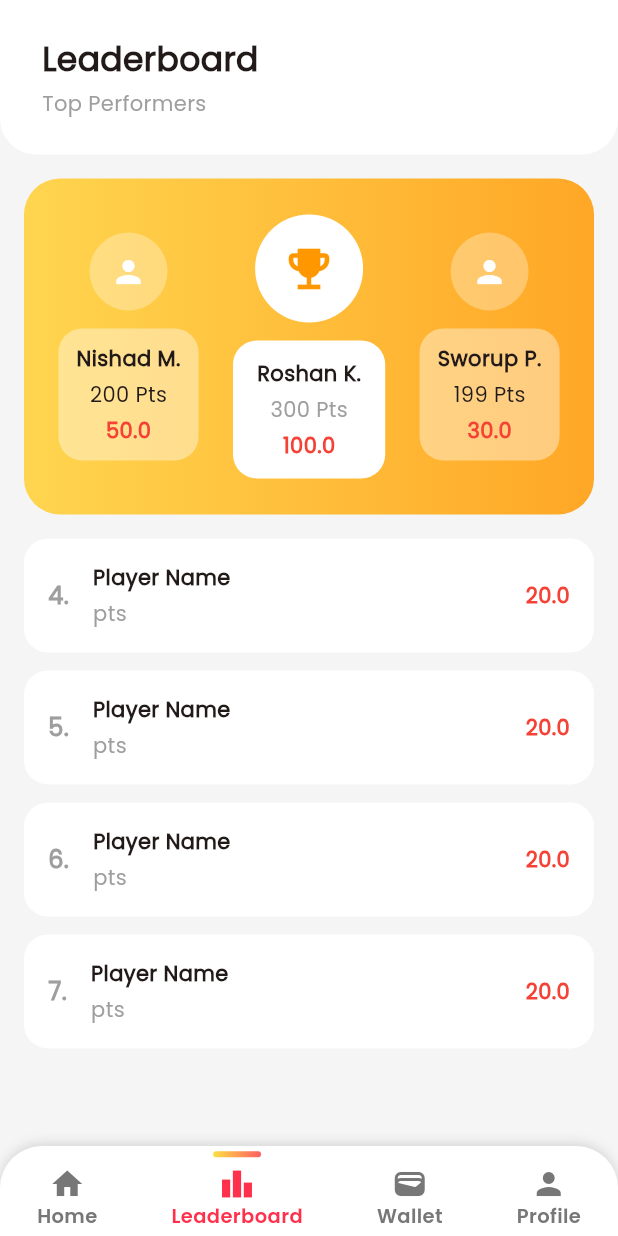
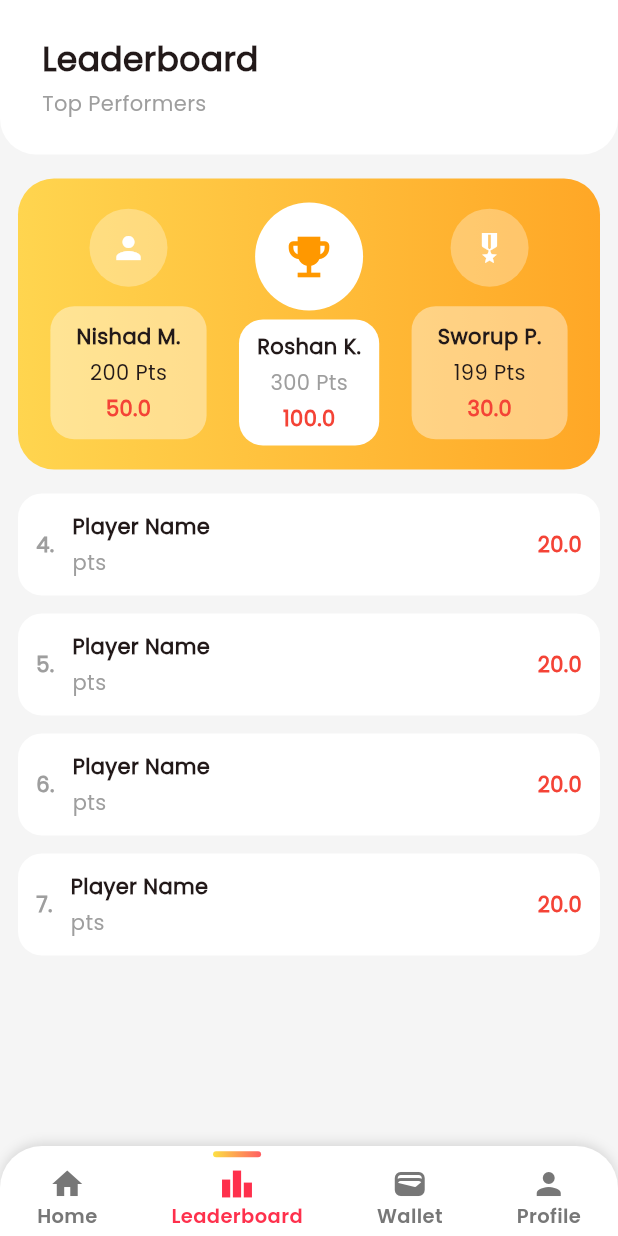
Before and after one commit to Roshan10k/fanup, a Flutter app: the BottomNavigationScreen screen opened directly, item 2 of the bottom bar chosen, on a phone screen of 412 x 824 dp. Run offline on Flutter 3.47's test engine with Material 3 defaults, Android fonts, the light colour scheme and no system bars; our stand-ins replace font_awesome_flutter.

Commit message:
making home and leaderboard screens responsive

```diff
--- a/lib/screens/bottom_navigation_screen.dart
+++ b/lib/screens/bottom_navigation_screen.dart
@@ -24,6 +24,18 @@ class _BottomNavigationScreenState extends State<BottomNavigationScreen> {
 
   @override
   Widget build(BuildContext context) {
+    return LayoutBuilder(
+      builder: (context, constraints) {
+        final bool isTablet = constraints.maxWidth >= 600;
+
+        // Responsive sizes
+        final double navBarHeight = isTablet ? 80 : 60;
+        final double iconSize = isTablet ? 28 : 24;
+        final double indicatorWidth = isTablet ? 40 : 32;
+        final double indicatorHeight = isTablet ? 5 : 4;
+        final double spacing = isTablet ? 8 : 6;
+        final double fontSize = isTablet ? 16 : 13;
+
         return Scaffold(
           body: _screens[_selectedIndex],
 
@@ -44,23 +56,34 @@ class _BottomNavigationScreenState extends State<BottomNavigationScreen> {
             ),
             child: SafeArea(
               child: SizedBox(
-            height: 60,
+                height: navBarHeight,
                 child: Row(
                   mainAxisAlignment: MainAxisAlignment.spaceAround,
                   children: [
-                _buildNavItem(Icons.home, "Home", 0),
-                _buildNavItem(Icons.leaderboard, "Leaderboard", 1),
-                _buildNavItem(Icons.wallet, "Wallet", 2),
-                _buildNavItem(Icons.person, "Profile", 3),
+                    _buildNavItem(Icons.home, "Home", 0, iconSize, fontSize, indicatorWidth, indicatorHeight, spacing),
+                    _buildNavItem(Icons.leaderboard, "Leaderboard", 1, iconSize, fontSize, indicatorWidth, indicatorHeight, spacing),
+                    _buildNavItem(Icons.wallet, "Wallet", 2, iconSize, fontSize, indicatorWidth, indicatorHeight, spacing),
+                    _buildNavItem(Icons.person, "Profile", 3, iconSize, fontSize, indicatorWidth, indicatorHeight, spacing),
                   ],
                 ),
               ),
             ),
           ),
         );
+      },
+    );
   }
 
-  Widget _buildNavItem(IconData icon, String label, int index) {
+  Widget _buildNavItem(
+      IconData icon,
+      String label,
+      int index,
+      double iconSize,
+      double fontSize,
+      double indicatorWidth,
+      double indicatorHeight,
+      double spacing,
+      ) {
     final bool isSelected = _selectedIndex == index;
 
     return GestureDetector(
@@ -71,8 +94,8 @@ class _BottomNavigationScreenState extends State<BottomNavigationScreen> {
           // Top Indicator Bar
           AnimatedContainer(
             duration: const Duration(milliseconds: 250),
-            height: 4,
-            width: isSelected ? 32 : 0,
+            height: indicatorHeight,
+            width: isSelected ? indicatorWidth : 0,
             decoration: BoxDecoration(
               gradient: isSelected
                   ? const LinearGradient(
@@ -85,11 +108,11 @@ class _BottomNavigationScreenState extends State<BottomNavigationScreen> {
             ),
           ),
 
-          const SizedBox(height: 6),
+          SizedBox(height: spacing),
 
           Icon(
             icon,
-            size: 24,
+            size: iconSize,
             color: isSelected ? AppColors.primary : AppColors.textSecondary,
           ),
 
@@ -97,9 +120,11 @@ class _BottomNavigationScreenState extends State<BottomNavigationScreen> {
             label,
             style: isSelected
                 ? AppTextStyles.poppinsSemiBold13.copyWith(
+                    fontSize: fontSize,
                     color: AppColors.primary,
                   )
                 : AppTextStyles.poppinsSemiBold13.copyWith(
+                    fontSize: fontSize,
                     color: AppColors.textSecondary,
                   ),
           ),
--- a/lib/screens/bottom_navigation_screens/home_screen.dart
+++ b/lib/screens/bottom_navigation_screens/home_screen.dart
@@ -9,11 +9,21 @@ class HomeScreen extends StatelessWidget {
   @override
   Widget build(BuildContext context) {
     return Scaffold(
+      body: SafeArea(
+        child: LayoutBuilder(
+          builder: (context, constraints) {
+            final bool isTablet = constraints.maxWidth >= 600;
 
+            // Responsive sizes
+            final double logoSize = isTablet ? 120 : 90;
+            final double spacingBetweenLogoAndText = isTablet ? 20 : 14;
+            final double verticalSpacing = isTablet ? 16 : 10;
+            final double titleFontSize = isTablet ? 28 : 24;
+            final double subtitleFontSize = isTablet ? 18 : 16;
+            final double sectionTitleFontSize = isTablet ? 22 : 18;
 
-      body: SafeArea(
-        child: SingleChildScrollView(
-          padding: const EdgeInsets.all(16),
+            return SingleChildScrollView(
+              padding: EdgeInsets.all(isTablet ? 24 : 16),
               child: Column(
                 crossAxisAlignment: CrossAxisAlignment.start,
                 children: [
@@ -21,17 +31,13 @@ class HomeScreen extends StatelessWidget {
                   Row(
                     crossAxisAlignment: CrossAxisAlignment.center,
                     children: [
-
                       Image.asset(
                         "assets/images/logo.png",
-                    height: 90,
-                    width: 90,
+                        height: logoSize,
+                        width: logoSize,
                         fit: BoxFit.contain,
                       ),
-
-                  const SizedBox(width: 14),
-
-
+                      SizedBox(width: spacingBetweenLogoAndText),
                       Column(
                         crossAxisAlignment: CrossAxisAlignment.start,
                         mainAxisAlignment: MainAxisAlignment.center,
@@ -42,24 +48,25 @@ class HomeScreen extends StatelessWidget {
                                 TextSpan(
                                   text: "Fan",
                                   style: AppTextStyles.poppinsBold24.copyWith(
+                                    fontSize: titleFontSize,
                                     color: AppColors.textDark,
                                   ),
                                 ),
                                 TextSpan(
                                   text: "Up",
                                   style: AppTextStyles.poppinsBold24.copyWith(
+                                    fontSize: titleFontSize,
                                     color: AppColors.primary,
                                   ),
                                 ),
                               ],
                             ),
                           ),
-
-
-
+                          SizedBox(height: verticalSpacing / 2),
                           Text(
                             "Build your dream team",
                             style: AppTextStyles.poppinsRegular16.copyWith(
+                              fontSize: subtitleFontSize,
                               color: AppColors.textSecondary,
                             ),
                           ),
@@ -68,18 +75,22 @@ class HomeScreen extends StatelessWidget {
                     ],
                   ),
 
-              const SizedBox(height: 10),
+                  SizedBox(height: verticalSpacing),
 
                   // Balance Card
-              BalanceCardWidget(credit: 100.0, onAddCredit: () {}),
-              const SizedBox(height: 10),
+                  BalanceCardWidget(
+                    credit: 100.0,
+                    onAddCredit: () {},
+                  ),
+                  SizedBox(height: verticalSpacing),
 
                   // Upcoming Matches Title
                   Padding(
-                padding: const EdgeInsets.all(8.0),
+                    padding: EdgeInsets.symmetric(horizontal: isTablet ? 12 : 8),
                     child: Text(
                       'Upcoming Matches',
                       style: AppTextStyles.poppinsSemiBold18.copyWith(
+                        fontSize: sectionTitleFontSize,
                         color: AppColors.textDark,
                       ),
                     ),
@@ -108,9 +119,11 @@ class HomeScreen extends StatelessWidget {
                     onCreateTeam: () {},
                   ),
 
-              const SizedBox(height: 20),
+                  SizedBox(height: verticalSpacing * 2),
                 ],
               ),
+            );
+          },
         ),
       ),
     );
--- a/lib/screens/bottom_navigation_screens/leaderboard_screen.dart
+++ b/lib/screens/bottom_navigation_screens/leaderboard_screen.dart
@@ -8,24 +8,40 @@ class LeaderboardScreen extends StatelessWidget {
     return Scaffold(
       backgroundColor: const Color(0xFFF5F5F5),
       body: SafeArea(
-        child: Column(
-          children: [
-            _header(),
-            const SizedBox(height: 16),
-            _topThree(),
-            const SizedBox(height: 16),
-            Expanded(child: _leaderList()),
-          ],
+        child: LayoutBuilder(
+          builder: (context, constraints) {
+            final bool isTablet = constraints.maxWidth >= 600;
+
+            // Responsive sizes
+            final double horizontalPadding = isTablet ? 32 : 20;
+            final double verticalPadding = isTablet ? 24 : 16;
+            final double spacingSmall = isTablet ? 16 : 12;
+            final double spacingMedium = isTablet ? 24 : 16;
+            final double iconSize = isTablet ? 48 : 36;
+            final double circleRadius = isTablet ? 36 : 26;
+            final double podiumPadding = isTablet ? 20 : 12;
+            final double headerFontSize = isTablet ? 26 : 22;
+            final double subtitleFontSize = isTablet ? 18 : 14;
+
+            return Column(
+              children: [
+                _header(horizontalPadding, verticalPadding, headerFontSize, subtitleFontSize),
+                SizedBox(height: spacingMedium),
+                _topThree(iconSize, circleRadius, podiumPadding, spacingMedium),
+                SizedBox(height: spacingMedium),
+                Expanded(child: _leaderList(spacingSmall, podiumPadding, subtitleFontSize)),
+              ],
+            );
+          },
         ),
       ),
     );
   }
 
-
-  Widget _header() {
+  Widget _header(double horizontalPadding, double verticalPadding, double headerFontSize, double subtitleFontSize) {
     return Container(
       width: double.infinity,
-      padding: const EdgeInsets.symmetric(horizontal: 20, vertical: 16),
+      padding: EdgeInsets.symmetric(horizontal: horizontalPadding, vertical: verticalPadding),
       decoration: const BoxDecoration(
         color: Colors.white,
         borderRadius: BorderRadius.vertical(bottom: Radius.circular(24)),
@@ -34,16 +50,15 @@ class LeaderboardScreen extends StatelessWidget {
         padding: const EdgeInsets.all(8.0),
         child: Column(
           crossAxisAlignment: CrossAxisAlignment.start,
-
-          children: const [
+          children: [
             Text(
               "Leaderboard",
-              style: TextStyle(fontSize: 22, fontWeight: FontWeight.bold),
+              style: TextStyle(fontSize: headerFontSize, fontWeight: FontWeight.bold),
             ),
             SizedBox(height: 4),
             Text(
               "Top Performers",
-              style: TextStyle(color: Colors.grey),
+              style: TextStyle(color: Colors.grey, fontSize: subtitleFontSize),
             ),
           ],
         ),
@@ -51,11 +66,10 @@ class LeaderboardScreen extends StatelessWidget {
     );
   }
 
-
-  Widget _topThree() {
+  Widget _topThree(double iconSize, double circleRadius, double podiumPadding, double spacingMedium) {
     return Container(
-      margin: const EdgeInsets.symmetric(horizontal: 16),
-      padding: const EdgeInsets.symmetric(vertical: 24),
+      margin: EdgeInsets.symmetric(horizontal: podiumPadding),
+      padding: EdgeInsets.symmetric(vertical: spacingMedium),
       decoration: BoxDecoration(
         gradient: const LinearGradient(
           colors: [Color(0xFFFFD54F), Color(0xFFFFA726)],
@@ -65,38 +79,28 @@ class LeaderboardScreen extends StatelessWidget {
       child: Row(
         mainAxisAlignment: MainAxisAlignment.spaceEvenly,
         children: [
-          _podiumItem(
-            icon: Icons.person,
-            name: "Nishad M.",
-            pts: "200 Pts",
-            score: "50.0",
-          ),
-          _winnerItem(),
-          _podiumItem(
-            icon: Icons.person,
-            name: "Sworup P.",
-            pts: "199 Pts",
-            score: "30.0",
-          ),
+          _podiumItem(icon: Icons.person, name: "Nishad M.", pts: "200 Pts", score: "50.0", circleRadius: circleRadius),
+          _winnerItem(iconSize, podiumPadding),
+          _podiumItem(icon: Icons.military_tech, name: "Sworup P.", pts: "199 Pts", score: "30.0", circleRadius: circleRadius),
         ],
       ),
     );
   }
 
-  Widget _winnerItem() {
+  Widget _winnerItem(double iconSize, double padding) {
     return Column(
       children: [
         Container(
-          padding: const EdgeInsets.all(18),
+          padding: EdgeInsets.all(iconSize / 2),
           decoration: const BoxDecoration(
             color: Colors.white,
             shape: BoxShape.circle,
           ),
-          child: const Icon(Icons.emoji_events, size: 36, color: Colors.orange),
+          child: Icon(Icons.emoji_events, size: iconSize, color: Colors.orange),
         ),
-        const SizedBox(height: 12),
+        SizedBox(height: padding / 2),
         Container(
-          padding: const EdgeInsets.symmetric(horizontal: 16, vertical: 12),
+          padding: EdgeInsets.symmetric(horizontal: padding, vertical: padding / 1.5),
           decoration: BoxDecoration(
             color: Colors.white,
             borderRadius: BorderRadius.circular(16),
@@ -129,17 +133,18 @@ class LeaderboardScreen extends StatelessWidget {
     required String name,
     required String pts,
     required String score,
+    required double circleRadius,
   }) {
     return Column(
       children: [
         CircleAvatar(
-          radius: 26,
+          radius: circleRadius,
           backgroundColor: Colors.white.withOpacity(0.3),
           child: Icon(icon, color: Colors.white),
         ),
-        const SizedBox(height: 12),
+        SizedBox(height: circleRadius / 2),
         Container(
-          padding: const EdgeInsets.symmetric(horizontal: 12, vertical: 10),
+          padding: EdgeInsets.symmetric(horizontal: circleRadius / 1.5, vertical: circleRadius / 2.5),
           decoration: BoxDecoration(
             color: Colors.white.withOpacity(0.4),
             borderRadius: BorderRadius.circular(16),
@@ -147,9 +152,9 @@ class LeaderboardScreen extends StatelessWidget {
           child: Column(
             children: [
               Text(name, style: const TextStyle(fontWeight: FontWeight.w600)),
-              const SizedBox(height: 4),
+              SizedBox(height: 4),
               Text(pts),
-              const SizedBox(height: 4),
+              SizedBox(height: 4),
               Text(
                 score,
                 style: const TextStyle(
@@ -164,16 +169,15 @@ class LeaderboardScreen extends StatelessWidget {
     );
   }
 
-
-  Widget _leaderList() {
+  Widget _leaderList(double spacing, double padding, double fontSize) {
     return ListView.builder(
-      padding: const EdgeInsets.symmetric(horizontal: 16),
+      padding: EdgeInsets.symmetric(horizontal: padding),
       itemCount: 4,
       itemBuilder: (context, index) {
         final rank = index + 4;
         return Container(
-          margin: const EdgeInsets.only(bottom: 12),
-          padding: const EdgeInsets.all(16),
+          margin: EdgeInsets.only(bottom: spacing),
+          padding: EdgeInsets.all(padding),
           decoration: BoxDecoration(
             color: Colors.white,
             borderRadius: BorderRadius.circular(16),
@@ -182,23 +186,23 @@ class LeaderboardScreen extends StatelessWidget {
             children: [
               Text(
                 "$rank.",
-                style: const TextStyle(
-                  fontSize: 16,
+                style: TextStyle(
+                  fontSize: fontSize,
                   color: Colors.grey,
                   fontWeight: FontWeight.bold,
                 ),
               ),
-              const SizedBox(width: 16),
+              SizedBox(width: spacing),
               Expanded(
                 child: Column(
                   crossAxisAlignment: CrossAxisAlignment.start,
-                  children: const [
-                    Text(
+                  children: [
+                    const Text(
                       "Player Name",
                       style: TextStyle(fontWeight: FontWeight.bold),
                     ),
-                    SizedBox(height: 4),
-                    Text("pts", style: TextStyle(color: Colors.grey)),
+                    const SizedBox(height: 4),
+                    const Text("pts", style: TextStyle(color: Colors.grey)),
                   ],
                 ),
               ),
```
Lines whose indentation alone changed are shown as unchanged.
